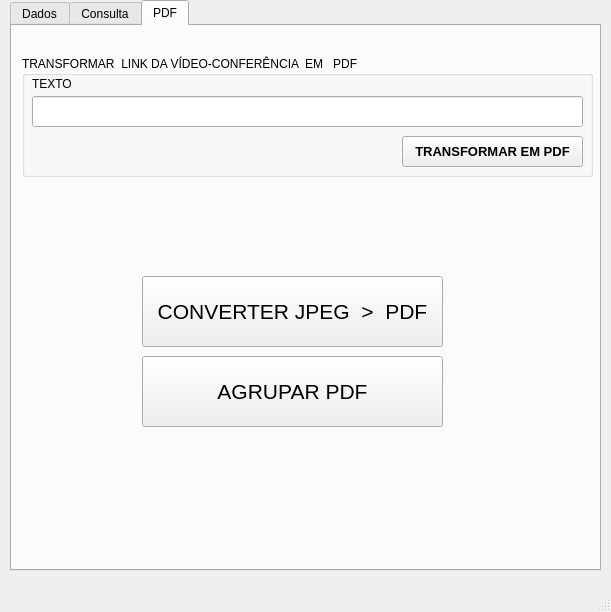
Before: the Qt Designer form interface.ui in RafaelNegrao/Interface-certificado, drawn with Qt 5.
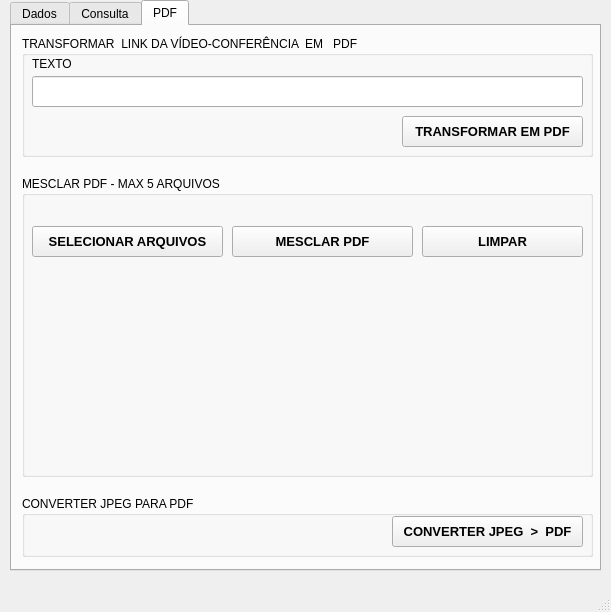
After: the same form once the commit is applied. The open tabs and pages were chosen to show the change.

Commit message: Melhorada aba PDF

What changed in the file:
```diff
--- a/interface.ui
+++ b/interface.ui
@@ -1348,7 +1348,7 @@
       <property name="geometry">
        <rect>
         <x>10</x>
-        <y>30</y>
+        <y>10</y>
         <width>571</width>
         <height>121</height>
        </rect>
@@ -1418,21 +1418,33 @@
        </property>
       </widget>
      </widget>
+     <widget class="QGroupBox" name="groupBox">
+      <property name="geometry">
+       <rect>
+        <x>10</x>
+        <y>150</y>
+        <width>571</width>
+        <height>301</height>
+       </rect>
+      </property>
+      <property name="title">
+       <string>MESCLAR PDF - MAX 5 ARQUIVOS</string>
+      </property>
      <widget class="QPushButton" name="botao_agrupar_PDF">
       <property name="geometry">
        <rect>
-        <x>130</x>
-        <y>330</y>
-        <width>301</width>
-        <height>71</height>
+         <x>210</x>
+         <y>50</y>
+         <width>181</width>
+         <height>31</height>
        </rect>
       </property>
       <property name="font">
        <font>
         <family>Helvetica</family>
-        <pointsize>16</pointsize>
-        <weight>50</weight>
-        <bold>false</bold>
+         <pointsize>10</pointsize>
+         <weight>75</weight>
+         <bold>true</bold>
        </font>
       </property>
       <property name="cursor">
@@ -1442,24 +1454,171 @@
        <string notr="true"/>
       </property>
       <property name="text">
-       <string>AGRUPAR PDF</string>
-      </property>
-     </widget>
+        <string>MESCLAR PDF</string>
+       </property>
+      </widget>
+      <widget class="QLabel" name="label_PDF1">
+       <property name="geometry">
+        <rect>
+         <x>10</x>
+         <y>120</y>
+         <width>101</width>
+         <height>141</height>
+        </rect>
+       </property>
+       <property name="styleSheet">
+        <string notr="true"/>
+       </property>
+       <property name="text">
+        <string/>
+       </property>
+      </widget>
+      <widget class="QLabel" name="label_PDF3">
+       <property name="geometry">
+        <rect>
+         <x>230</x>
+         <y>120</y>
+         <width>101</width>
+         <height>141</height>
+        </rect>
+       </property>
+       <property name="styleSheet">
+        <string notr="true"/>
+       </property>
+       <property name="text">
+        <string/>
+       </property>
+      </widget>
+      <widget class="QLabel" name="label_PDF2">
+       <property name="geometry">
+        <rect>
+         <x>120</x>
+         <y>120</y>
+         <width>101</width>
+         <height>141</height>
+        </rect>
+       </property>
+       <property name="styleSheet">
+        <string notr="true"/>
+       </property>
+       <property name="text">
+        <string/>
+       </property>
+      </widget>
+      <widget class="QLabel" name="label_PDF5">
+       <property name="geometry">
+        <rect>
+         <x>450</x>
+         <y>120</y>
+         <width>101</width>
+         <height>141</height>
+        </rect>
+       </property>
+       <property name="styleSheet">
+        <string notr="true"/>
+       </property>
+       <property name="text">
+        <string/>
+       </property>
+      </widget>
+      <widget class="QLabel" name="label_PDF4">
+       <property name="geometry">
+        <rect>
+         <x>340</x>
+         <y>120</y>
+         <width>101</width>
+         <height>141</height>
+        </rect>
+       </property>
+       <property name="styleSheet">
+        <string notr="true"/>
+       </property>
+       <property name="text">
+        <string/>
+       </property>
+      </widget>
+      <widget class="QPushButton" name="botao_selecionar_arquivos_mesclar">
+       <property name="geometry">
+        <rect>
+         <x>10</x>
+         <y>50</y>
+         <width>191</width>
+         <height>31</height>
+        </rect>
+       </property>
+       <property name="font">
+        <font>
+         <family>Helvetica</family>
+         <pointsize>10</pointsize>
+         <weight>75</weight>
+         <bold>true</bold>
+        </font>
+       </property>
+       <property name="cursor">
+        <cursorShape>PointingHandCursor</cursorShape>
+       </property>
+       <property name="styleSheet">
+        <string notr="true"/>
+       </property>
+       <property name="text">
+        <string>SELECIONAR ARQUIVOS</string>
+       </property>
+      </widget>
+      <widget class="QPushButton" name="botao_limpar_PDF">
+       <property name="geometry">
+        <rect>
+         <x>400</x>
+         <y>50</y>
+         <width>161</width>
+         <height>31</height>
+        </rect>
+       </property>
+       <property name="font">
+        <font>
+         <family>Helvetica</family>
+         <pointsize>10</pointsize>
+         <weight>75</weight>
+         <bold>true</bold>
+        </font>
+       </property>
+       <property name="cursor">
+        <cursorShape>PointingHandCursor</cursorShape>
+       </property>
+       <property name="styleSheet">
+        <string notr="true"/>
+       </property>
+       <property name="text">
+        <string>LIMPAR</string>
+       </property>
+      </widget>
+     </widget>
+     <widget class="QGroupBox" name="groupBox_2">
+      <property name="geometry">
+       <rect>
+        <x>10</x>
+        <y>470</y>
+        <width>571</width>
+        <height>61</height>
+       </rect>
+      </property>
+      <property name="title">
+       <string>CONVERTER JPEG PARA PDF</string>
+      </property>
      <widget class="QPushButton" name="botao_converter_jpgPDF">
       <property name="geometry">
        <rect>
-        <x>130</x>
-        <y>250</y>
-        <width>301</width>
-        <height>71</height>
+         <x>370</x>
+         <y>20</y>
+         <width>191</width>
+         <height>31</height>
        </rect>
       </property>
       <property name="font">
        <font>
         <family>Helvetica</family>
-        <pointsize>16</pointsize>
-        <weight>50</weight>
-        <bold>false</bold>
+         <pointsize>10</pointsize>
+         <weight>75</weight>
+         <bold>true</bold>
        </font>
       </property>
       <property name="cursor">
@@ -1471,6 +1630,7 @@
       <property name="text">
        <string>CONVERTER JPEG  &gt;  PDF</string>
       </property>
+      </widget>
      </widget>
     </widget>
    </widget>
```
Left out of the diff: 6 changed lines with no effect on the pictures. Lines whose indentation alone changed are shown as unchanged. The commit also changes 1 other file.
